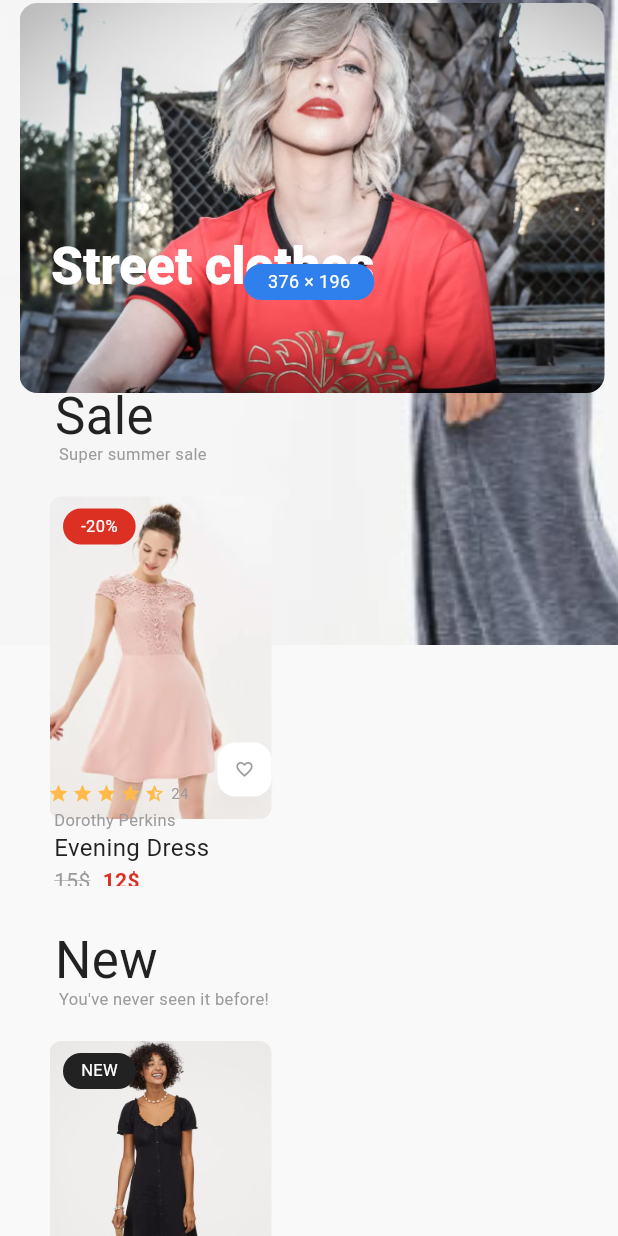
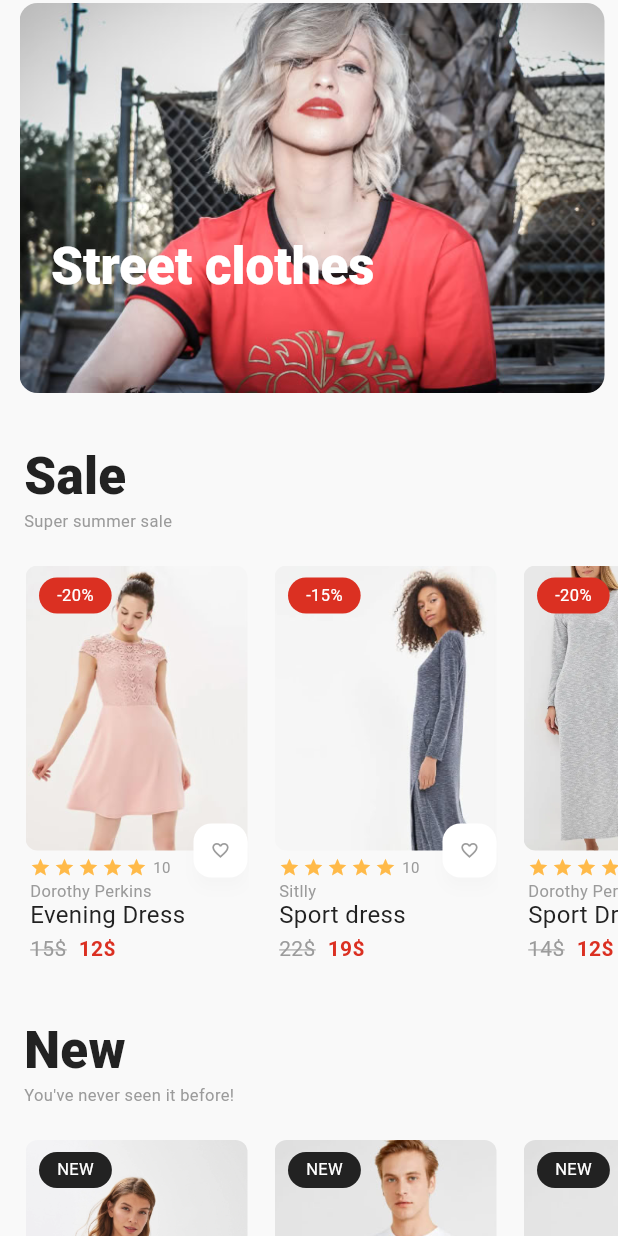
Before and after one commit to StrictNoir/Univ_PAM, a Flutter app: the screen it shows after launch, on a phone screen of 412 x 824 dp. Run offline on Flutter 3.47's test engine with Material 3 defaults, Android fonts, the phone set to English and light mode, and no system bars; Roboto replaces fonts that are missing (Metropolis, SF Pro Text).

Commit message:
fixed the SALE block

```diff
--- a/shop_ui/lib/src/screens/home_page.dart
+++ b/shop_ui/lib/src/screens/home_page.dart
@@ -10,11 +10,26 @@ class HomePage extends StatelessWidget {
   List<Product> _items() => [
     Product(
       id: '1',
-      brand: 'H&M',
-      title: 'Short black dress',
+      brand: 'Dorothy Perkins',
+      title: 'Evening Dress',
+      color: 'Pink',
+      price: 12,
+      oldPrice: 15,
+      rating: 5,
+      ratingCount: 10,
+      description: 'Elegant evening dress.',
+      imageMainLeft: 'assets/images/evening_dress.png',
+      imageMainRight: 'assets/images/evening_dress.png',
+      imageCard: 'assets/images/evening_dress.png',
+      salePercent: -20,
+    ),
+    Product(
+      id: '2',
+      brand: 'Sitlly',
+      title: 'Sport dress',
       color: 'Black',
-      price: 19.99,
-      oldPrice: null,
+      price: 19,
+      oldPrice: 22,
       rating: 5,
       ratingCount: 10,
       description:
@@ -22,36 +37,65 @@ class HomePage extends StatelessWidget {
           'frill-trimmed square neckline with concealed elastication. Elasticated seam under the bust '
           'and short puff sleeves with a small frill trim.',
       imageMainLeft: 'assets/images/small_banner.png',
-      imageMainRight: 'assets/images/product_2.png',
-      imageCard: 'assets/images/product_3.png',
+      imageMainRight: 'assets/images/blouse.png',
+      imageCard: 'assets/images/sport_dress.png',
+      salePercent: -15,
     ),
     Product(
-      id: '2',
+      id: '3',
       brand: 'Dorothy Perkins',
-      title: 'Evening Dress',
-      color: 'Pink',
+      title: 'Sport Dress',
+      color: 'White',
       price: 12,
-      oldPrice: 15,
-      rating: 4.5,
-      ratingCount: 24,
-      description: 'Elegant evening dress.',
-      imageMainLeft: 'assets/images/product_4.png',
-      imageMainRight: 'assets/images/product_5.png',
-      imageCard: 'assets/images/product_7.png',
+      oldPrice: 14,
+      rating: 5,
+      ratingCount: 10,
+      description: 'Casual tee',
+      imageMainLeft: 'assets/images/small_banner.png',
+      imageMainRight: 'assets/images/white_dress.png',
+      imageCard: 'assets/images/white_dress.png',
       salePercent: -20,
     ),
     Product(
-      id: '3',
-      brand: 'Mango Boy',
-      title: 'T-Shirt Sailing',
+      id: '4',
+      brand: 'OVS',
+      title: 'Blouse',
       color: 'White',
       price: 10,
       rating: 0,
       ratingCount: 0,
-      description: 'Casual tee',
-      imageMainLeft: 'assets/images/small_banner.png',
-      imageMainRight: 'assets/images/product_5.png',
-      imageCard: 'assets/images/product_8.png',
+      description: 'Lightweight blouse with a relaxed fit and soft cotton finish.',
+      imageMainLeft: 'assets/images/evening_dress.png',
+      imageMainRight: 'assets/images/sport_dress.png',
+      imageCard: 'assets/images/blouse.png',
+      isNew: true,
+    ),
+    Product(
+      id: '5',
+      brand: 'Mango Boy',
+      title: 'T-Shirt Sailing',
+      color: 'Red',
+      price: 10,
+      rating: 0,
+      ratingCount: 0,
+      description: 'Soft jersey longsleeve with a flattering v-neckline and tailored fit.',
+      imageMainLeft: 'assets/images/t-shirt_sailing.png',
+      imageMainRight: 'assets/images/t-shirt_sailing.png',
+      imageCard: 'assets/images/t-shirt_sailing.png',
+      isNew: true,
+    ),
+    Product(
+      id: '6',
+      brand: 'Cool ',
+      title: 'Jeans',
+      color: 'Blue',
+      price: 45,
+      rating: 0,
+      ratingCount: 0,
+      description: 'Crew neck tee with a nautical-inspired front print and relaxed fit.',
+      imageMainLeft: 'assets/images/t-shirt_sailing.png',
+      imageMainRight: 'assets/images/t-shirt_sailing.png',
+      imageCard: 'assets/images/t-shirt_sailing.png',
       isNew: true,
     ),
   ];
@@ -60,6 +104,19 @@ class HomePage extends StatelessWidget {
   Widget build(BuildContext context) {
     final items = _items();
     final saleItems = items.where((p) => p.salePercent != null).toList();
+    final nonSaleItems = items.where((p) => p.salePercent == null).toList();
+
+    List<Product> _fillSaleRow() {
+      if (saleItems.length >= 3) {
+        return saleItems.take(3).toList();
+      }
+      final combined = [
+        ...saleItems,
+        ...nonSaleItems,
+      ];
+      return combined.take(3).toList();
+    }
+
     final newItems = items.where((p) => p.isNew).toList();
     return Scaffold(
       backgroundColor: const Color(0xFFF9F9F9),
@@ -69,28 +126,26 @@ class HomePage extends StatelessWidget {
           child: Column(
             crossAxisAlignment: CrossAxisAlignment.start,
             children: [
-              Center(
+              const Center(
               child: _SmallBanner(
-                  backgroundImage: 'assets/images/product_9.png',
                   foregroundImage: 'assets/images/small_banner.png',
                 ),
               ),
-              const SizedBox(height: 40),
-              if (saleItems.isNotEmpty)
+              const SizedBox(height: 80),
               SingleChildScrollView(
                 scrollDirection: Axis.horizontal,
                 padding: const EdgeInsets.symmetric(horizontal: 16),
                 child: _SaleBlock(
                   title: 'Sale',
                   subtitle: 'Super summer sale',
-                    actionText: 'See more',
-                    products: saleItems,
-                    onProductTap: (product) =>
-                        _openProduct(context, product, items),
+                  actionText: 'View all',
+                  products: _fillSaleRow(),
+                  onProductTap:
+                      (product) => _openProduct(context, product, items),
                 ),
               ),
-              if (saleItems.isNotEmpty && newItems.isNotEmpty)
-                const SizedBox(height: 32),
+
+              if (newItems.isNotEmpty) const SizedBox(height: 40),
               SingleChildScrollView(
                 scrollDirection: Axis.horizontal,
                 padding: const EdgeInsets.symmetric(horizontal: 16),
@@ -123,11 +178,9 @@ class HomePage extends StatelessWidget {
 
 class _SmallBanner extends StatelessWidget {
   const _SmallBanner({
-    required this.backgroundImage,
     required this.foregroundImage,
   });
 
-  final String backgroundImage;
   final String foregroundImage;
 
   @override
@@ -151,16 +204,6 @@ class _SmallBanner extends StatelessWidget {
             right: 0,
             top: 0,
             child: _StatusBar(),
-          ),
-          Positioned(
-            left: -31,
-            top: -282,
-            width: 456,
-            height: 688,
-            child: Image.asset(
-              backgroundImage,
-              fit: BoxFit.cover,
-            ),
           ),
           Positioned(
             left: -5,
@@ -191,31 +234,6 @@ class _SmallBanner extends StatelessWidget {
                   height: 1,
                   letterSpacing: 0,
                   color: Colors.white,
-                ),
-              ),
-            ),
-          ),
-          Positioned(
-            left: 0,
-            right: 0,
-            bottom: 20,
-            child: Align(
-              alignment: Alignment.bottomCenter,
-              child: Container(
-                padding:
-                const EdgeInsets.symmetric(horizontal: 16, vertical: 6),
-                decoration: BoxDecoration(
-                  color: const Color(0xFF2F80ED),
-                  borderRadius: BorderRadius.circular(20),
-                ),
-                child: const Text(
-                  '376 × 196',
-                  style: TextStyle(
-                    fontFamily: 'Metropolis',
-                    fontSize: 12,
-                    height: 1,
-                    color: Colors.white,
-                  ),
                 ),
               ),
             ),
@@ -295,33 +313,45 @@ class _SaleBlock extends StatelessWidget {
 
   @override
   Widget build(BuildContext context) {
-    final visible = products.take(_cardOffsets.length).toList();
+    final visible = products.take(3).toList();
     return SizedBox(
       width: 482,
-      height: 331,
-      child: LayoutBuilder(
-        builder: (context, constraints) {
-          final width = constraints.maxWidth;
-          return Stack(
-            clipBehavior: Clip.none,
+      child: Column(
+        crossAxisAlignment: CrossAxisAlignment.start,
         children: [
-              Positioned(
-                left: width * 0.0427,
-                top: 0,
+          Column(
+            crossAxisAlignment: CrossAxisAlignment.start,
+            children: [
+              Row(
+                crossAxisAlignment: CrossAxisAlignment.center,
+                children: [
+                  Expanded(
                     child: Text(
                       title,
                       style: const TextStyle(
                         fontFamily: 'Metropolis',
                         fontSize: 34,
                         height: 1,
+                        fontWeight: FontWeight.w900,
                         color: Color(0xFF222222),
                       ),
                     ),
                   ),
-              Positioned(
-                left: width * 0.048,
-                top: 331 * 0.1148,
-                child: Text(
+                  const SizedBox(width: 16),
+                  Text(
+                    actionText,
+                    style: const TextStyle(
+                      fontFamily: 'Metropolis',
+                      fontSize: 11,
+                      height: 1,
+                      fontWeight: FontWeight.w600,
+                      color: Color(0xFF222222),
+                    ),
+                  ),
+                ],
+              ),
+              const SizedBox(height: 8),
+              Text(
                 subtitle,
                 style: const TextStyle(
                   fontFamily: 'Metropolis',
@@ -330,32 +360,25 @@ class _SaleBlock extends StatelessWidget {
                   color: Color(0xFF9B9B9B),
                 ),
               ),
+            ],
           ),
-              Positioned(
-                right: width * 0.0373,
-                top: 331 * 0.0574,
-                child: Text(
-                  actionText,
-                  style: const TextStyle(
-                    fontFamily: 'Metropolis',
-                    fontSize: 11,
-                    height: 1,
-                    color: Color(0xFF222222),
-                  ),
-                ),
-              ),
-              for (var i = 0; i < visible.length; i++)
-                Positioned(
-                  left: width * _cardOffsets[i],
-                  top: 331 * _cardTopRatio,
-                  child: ProductCard(
+          const SizedBox(height: 24),
+          SizedBox(
+            height: 266,
+            child: Row(
+              crossAxisAlignment: CrossAxisAlignment.start,
+              children: [
+                for (var i = 0; i < visible.length; i++) ...[
+                  if (i > 0) const SizedBox(width: 16),
+                  ProductCard(
                     product: visible[i],
                     onTap: () => onProductTap(visible[i]),
                   ),
+                ],
+              ],
+            ),
           ),
         ],
-          );
-        },
       ),
     );
   }
--- a/shop_ui/lib/src/widgets/product_card.dart
+++ b/shop_ui/lib/src/widgets/product_card.dart
@@ -18,16 +18,23 @@ class ProductCard extends StatelessWidget {
   @override
   Widget build(BuildContext context) {
     double sx(double value) => value * scale;
+    final cardWidth = sx(150);
+    final cardHeight = sx(260);
+    final imageHeight = sx(190);
+    final favoriteSize = sx(36);
+    final favoriteTop = imageHeight - favoriteSize / 2;
+    final contentTop = imageHeight + sx(4);
+
     return SizedBox(
-      width: sx(150),
-      height: sx(260),
+      width: cardWidth,
+      height: cardHeight,
       child: Stack(
         children: [
           Positioned(
             left: sx(1),
             right: sx(1),
             top: 0,
-            height: sx(215),
+            height: imageHeight,
             child: ClipRRect(
               borderRadius: BorderRadius.circular(sx(8)),
               child: Image.asset(product.imageCard, fit: BoxFit.cover),
@@ -54,16 +61,35 @@ class ProductCard extends StatelessWidget {
               ),
             ),
           Positioned(
-            left: sx(113),
-            top: sx(164),
-            width: sx(36),
-            height: sx(36),
-            child: FavoriteButton(size: sx(36), borderRadius: sx(12)),
+            right: sx(1),
+            top: favoriteTop,
+            width: favoriteSize,
+            height: favoriteSize,
+            child: FavoriteButton(size: favoriteSize, borderRadius: sx(12)),
           ),
           Positioned(
             left: sx(4),
-            top: sx(211),
-            child: Text(
+            right: sx(8),
+            top: contentTop,
+            child: Column(
+              crossAxisAlignment: CrossAxisAlignment.start,
+              mainAxisSize: MainAxisSize.min,
+              children: [
+                RatingStars(
+                  value: product.rating,
+                  size: sx(14),
+                  gap: sx(2),
+                  inactiveColor: const Color(0xFF9B9B9B),
+                  color: const Color(0xFFFFBA49),
+                  showCount: product.ratingCount > 0 ? product.ratingCount : null,
+                  countBuilder: (count) => '$count',
+                  countTextStyle: TextStyle(
+                    fontSize: sx(10),
+                    color: const Color(0xFF9B9B9B),
+                  ),
+                ),
+                SizedBox(height: sx(4)),
+                Text(
                   product.brand,
                   style: TextStyle(
                     fontSize: sx(11),
@@ -71,12 +97,8 @@ class ProductCard extends StatelessWidget {
                     color: const Color(0xFF9B9B9B),
                   ),
                 ),
-          ),
-          Positioned(
-            left: sx(4),
-            top: sx(227),
-            right: sx(8),
-            child: Text(
+                SizedBox(height: sx(2)),
+                Text(
                   product.title,
                   maxLines: 1,
                   overflow: TextOverflow.ellipsis,
@@ -86,11 +108,8 @@ class ProductCard extends StatelessWidget {
                     color: const Color(0xFF222222),
                   ),
                 ),
-          ),
-          Positioned(
-            left: sx(4),
-            top: sx(246),
-            child: Row(
+                SizedBox(height: sx(4)),
+                Row(
                   crossAxisAlignment: CrossAxisAlignment.center,
                   children: [
                     if (product.oldPrice != null) ...[
@@ -110,23 +129,7 @@ class ProductCard extends StatelessWidget {
                     ),
                   ],
                 ),
-          ),
-          Positioned(
-            left: sx(0),
-            top: sx(191),
-            width: sx(100),
-            child: RatingStars(
-              value: product.rating,
-              size: sx(14),
-              gap: sx(2),
-              inactiveColor: const Color(0xFF9B9B9B),
-              color: const Color(0xFFFFBA49),
-              showCount: product.ratingCount > 0 ? product.ratingCount : null,
-              countBuilder: (count) => '$count',
-              countTextStyle: TextStyle(
-                fontSize: sx(10),
-                color: const Color(0xFF9B9B9B),
-              ),
+              ],
             ),
           ),
           Positioned.fill(
@@ -182,27 +185,17 @@ class _OldPriceTag extends StatelessWidget {
   @override
   Widget build(BuildContext context) {
     double sx(double v) => v * scale;
-    final thickness = (0.4 * scale).clamp(0.4, double.infinity).toDouble();
-    return Stack(
-      alignment: Alignment.centerLeft,
-      children: [
-        Text(
+    final thickness = (1.0 * scale).clamp(0.4, double.infinity).toDouble();
+    return Text(
       value,
       style: TextStyle(
         fontSize: sx(14),
         height: 20 / 14,
         color: const Color(0xFF9B9B9B),
+        decoration: TextDecoration.lineThrough,
+        decorationColor: const Color(0xFF9B9B9B),
+        decorationThickness: thickness,
       ),
-        ),
-        Positioned(
-          left: 0,
-          right: 0,
-          child: Container(
-            height: thickness,
-            color: const Color(0xFF9B9B9B),
-          ),
-        ),
-      ],
     );
   }
 }
```
Also changed, not shown: shop_ui/assets/images/blouse.png (added), shop_ui/assets/images/evening_dress.png (renamed from shop_ui/assets/images/product_1.png), shop_ui/assets/images/product_2.png (deleted), shop_ui/assets/images/product_7.png (deleted), shop_ui/assets/images/product_8.png (deleted), shop_ui/assets/images/product_9.png (deleted), shop_ui/assets/images/short_dress1.png (renamed from shop_ui/assets/images/product_5.png), shop_ui/assets/images/short_dress2.png (added), shop_ui/assets/images/sport_dress.png (renamed from shop_ui/assets/images/product_3.png), shop_ui/assets/images/t-shirt_sailing.png (renamed from shop_ui/assets/images/product_4.png), shop_ui/assets/images/white_dress.png (added). Lines whose indentation alone changed are shown as unchanged.
